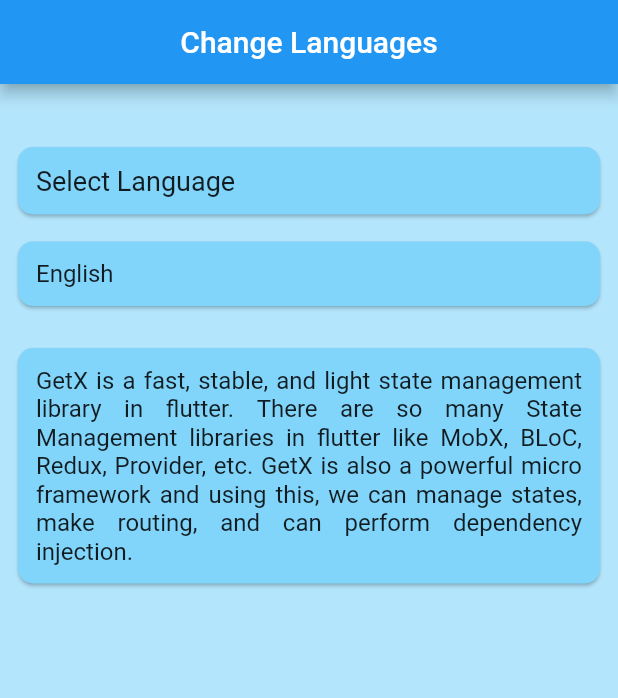
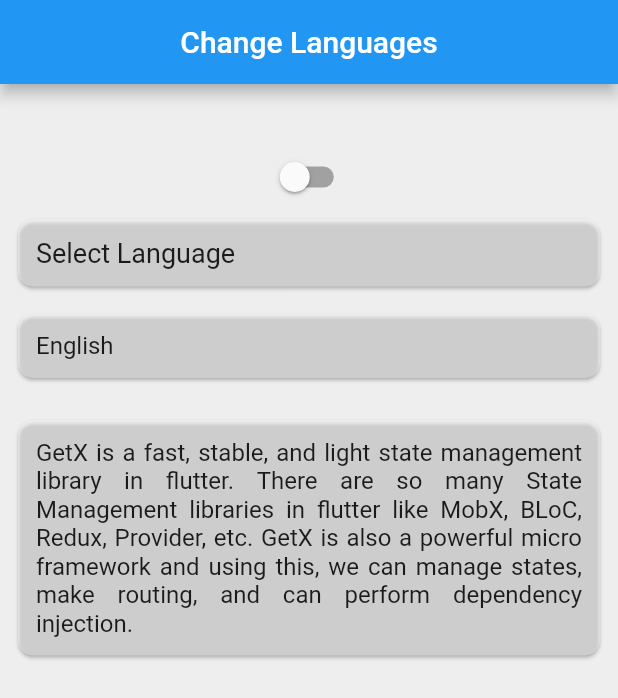
Before and after one commit to NamanGajera/flutter_getx, a Flutter app: the screen it shows after launch, on a phone screen of 412 x 824 dp. Shown: the top 698 px of the screen. Run offline on Flutter 3.47's test engine with Material 2 defaults, Android fonts, the phone set to English and light mode, and no system bars; our stand-ins replace get.

Commit message:
change theme

```diff
--- a/lib/changelanguages.dart
+++ b/lib/changelanguages.dart
@@ -1,4 +1,5 @@
 import 'package:flutter/material.dart';
+import 'package:flutter_getx/controller.dart';
 import 'package:get/get.dart';
 
 class ChangeLan extends StatelessWidget {
@@ -6,8 +7,9 @@ class ChangeLan extends StatelessWidget {
 
   @override
   Widget build(BuildContext context) {
+    Controller controller = Get.put(Controller());
     return Scaffold(
-      backgroundColor: Colors.lightBlue.shade100,
+      // backgroundColor: Colors.lightBlue.shade100,
       appBar: AppBar(
         title: Text('title'.tr),
         centerTitle: true,
@@ -19,6 +21,14 @@ class ChangeLan extends StatelessWidget {
           children: [
             const SizedBox(
               height: 30,
+            ),
+            Obx(
+              () => Switch(
+                value: controller.darkmode.value,
+                onChanged: (value) {
+                  controller.setdarkmode(value);
+                },
+              ),
             ),
             InkWell(
               onTap: () {
@@ -63,7 +73,7 @@ class ChangeLan extends StatelessWidget {
                     ));
               },
               child: Card(
-                color: Colors.lightBlue.shade200,
+                // color: Colors.lightBlue.shade200,
                 shape: RoundedRectangleBorder(
                   borderRadius: BorderRadius.circular(10),
                 ),
@@ -78,7 +88,7 @@ class ChangeLan extends StatelessWidget {
             ),
             const SizedBox(height: 10),
             Card(
-              color: Colors.lightBlue.shade200,
+              // color: Colors.lightBlue.shade200,
               shape: RoundedRectangleBorder(
                 borderRadius: BorderRadius.circular(10),
               ),
@@ -92,7 +102,7 @@ class ChangeLan extends StatelessWidget {
             ),
             const SizedBox(height: 20),
             Card(
-              color: Colors.lightBlue.shade200,
+              // color: Colors.lightBlue.shade200,
               shape: RoundedRectangleBorder(
                 borderRadius: BorderRadius.circular(10),
               ),
--- /dev/null
+++ b/lib/controller.dart
@@ -0,0 +1,9 @@
+import 'package:get/get.dart';
+
+class Controller extends GetxController {
+  RxBool darkmode = false.obs;
+
+  setdarkmode(bool value) {
+    darkmode.value = value;
+  }
+}
--- a/lib/main.dart
+++ b/lib/main.dart
@@ -2,6 +2,7 @@
 
 import 'package:flutter/material.dart';
 import 'package:flutter_getx/changelanguages.dart';
+import 'package:flutter_getx/controller.dart';
 import 'package:flutter_getx/homescreen.dart';
 import 'package:flutter_getx/languages.dart';
 import 'package:get/get.dart';
@@ -16,13 +17,26 @@ class flutter_getx extends StatelessWidget {
 
   @override
   Widget build(BuildContext context) {
-    return GetMaterialApp(
-      debugShowCheckedModeBanner: false,
-      translations: languages(),
-      locale: Locale('en', 'US'),
-      // for default language
-      fallbackLocale: Locale('en', 'US'),
-      home: const ChangeLan(),
-    );
+    Controller controller = Get.put(Controller());
+    return Obx(() => GetMaterialApp(
+          debugShowCheckedModeBanner: false,
+          translations: languages(),
+          locale: Locale('en', 'US'),
+          // for default language
+          fallbackLocale: const Locale('en', 'US'),
+          darkTheme: ThemeData(
+            brightness: Brightness.dark,
+            cardColor: Colors.black87,
+            scaffoldBackgroundColor: Colors.black54,
+          ),
+          theme: ThemeData(
+            brightness: Brightness.light,
+            cardColor: Colors.white38,
+            scaffoldBackgroundColor: Colors.grey[200],
+          ),
+          themeMode:
+              controller.darkmode.value ? ThemeMode.dark : ThemeMode.light,
+          home: const ChangeLan(),
+        ));
   }
 }
```
